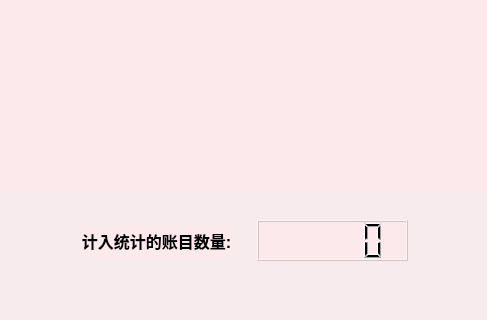
The window that data_analysis_page.ui (YuanQiPKU/Reservoir) describes before a commit, drawn with Qt 5; both pictures show x 473 to 960 and y 220 to 540 of the 960 by 540 pixel window.
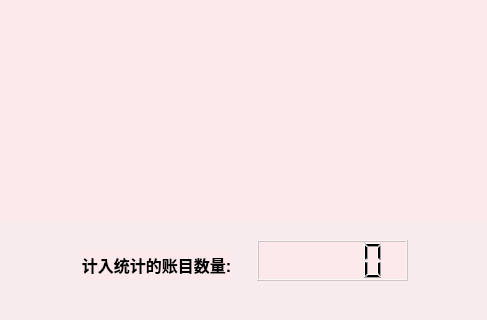
The same window after the commit.

Patch:
```diff
--- a/data_analysis_page.ui
+++ b/data_analysis_page.ui
@@ -67,7 +67,7 @@
        <x>0</x>
        <y>0</y>
        <width>471</width>
-       <height>411</height>
+       <height>441</height>
       </rect>
      </property>
      <layout class="QVBoxLayout" name="ver1"/>
@@ -91,7 +91,7 @@
        <x>0</x>
        <y>0</y>
        <width>491</width>
-       <height>411</height>
+       <height>441</height>
       </rect>
      </property>
      <layout class="QVBoxLayout" name="ver2"/>
@@ -100,7 +100,7 @@
      <property name="geometry">
       <rect>
        <x>260</x>
-       <y>440</y>
+       <y>460</y>
        <width>151</width>
        <height>41</height>
       </rect>
@@ -110,7 +110,7 @@
      <property name="geometry">
       <rect>
        <x>84</x>
-       <y>446</y>
+       <y>470</y>
        <width>151</width>
        <height>31</height>
       </rect>
```
